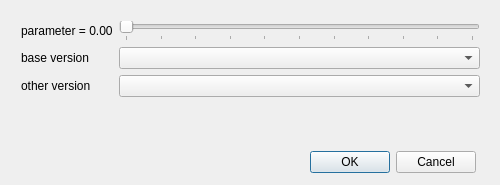
The window that ros2/src/visualization/march_rqt_gait_version_tool/resource/parametric_pop_up.ui (project-march/ProjectMarch) describes before a commit, drawn with Qt 5.
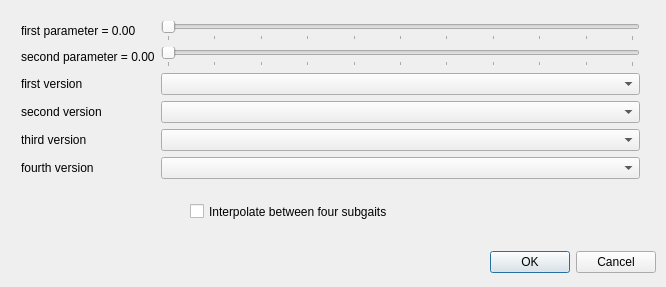
The same window after the commit.

Patch:
```diff
--- a/ros2/src/visualization/march_rqt_gait_version_tool/resource/parametric_pop_up.ui
+++ b/ros2/src/visualization/march_rqt_gait_version_tool/resource/parametric_pop_up.ui
@@ -9,8 +9,8 @@
    <rect>
     <x>0</x>
     <y>0</y>
-    <width>500</width>
-    <height>185</height>
+    <width>666</width>
+    <height>287</height>
    </rect>
   </property>
   <property name="minimumSize">
@@ -36,8 +36,8 @@
     <rect>
      <x>10</x>
      <y>10</y>
-     <width>481</width>
-     <height>121</height>
+     <width>641</width>
+     <height>191</height>
     </rect>
    </property>
    <layout class="QFormLayout" name="formLayout">
@@ -53,7 +53,7 @@
        <string extracomment="The parameter decides 'how much' of the base version is done. ">The parameter decides 'how much' of the base version is done. </string>
       </property>
       <property name="text">
-       <string>parameter = 0.00</string>
+       <string>first parameter = 0.00</string>
       </property>
      </widget>
     </item>
@@ -88,14 +88,32 @@
        <string extracomment="The parametric subgait would result to this version if the parameter is 0%.">The parametric subgait would result to this version if the parameter is 0%.</string>
       </property>
       <property name="text">
-       <string>base version</string>
+       <string>second parameter = 0.00</string>
       </property>
      </widget>
     </item>
     <item row="1" column="1">
-     <widget class="QComboBox" name="baseVersionComboBox">
+     <widget class="QSlider" name="secondParameterSlider">
       <property name="toolTip">
-       <string extracomment="The parametric subgait would result in this version if the parameter is 0%.">The parametric subgait would result in this version if the parameter is 0%.</string>
+       <string extracomment="The parameter decides 'how much' of the base version is done. ">The parameter decides 'how much' of the base version is done. </string>
+      </property>
+      <property name="whatsThis">
+       <string>ello</string>
+      </property>
+      <property name="maximum">
+       <number>100</number>
+      </property>
+      <property name="singleStep">
+       <number>1</number>
+      </property>
+      <property name="orientation">
+       <enum>Qt::Horizontal</enum>
+      </property>
+      <property name="tickPosition">
+       <enum>QSlider::TicksBelow</enum>
+      </property>
+      <property name="tickInterval">
+       <number>10</number>
       </property>
      </widget>
     </item>
@@ -105,12 +123,63 @@
        <string extracomment="The parametric subgait would result in this version if the parameter is 100%.">The parametric subgait would result in this version if the parameter is 100%.</string>
       </property>
       <property name="text">
-       <string>other version</string>
+       <string>first version</string>
       </property>
      </widget>
     </item>
     <item row="2" column="1">
-     <widget class="QComboBox" name="otherVersionComboBox">
+     <widget class="QComboBox" name="firstVersionComboBox">
+      <property name="toolTip">
+       <string extracomment="The parametric subgait would result in this version if the parameter is 0%.">The parametric subgait would result in this version if the parameter is 0%.</string>
+      </property>
+     </widget>
+    </item>
+    <item row="3" column="0">
+     <widget class="QLabel" name="secondVersionLabel">
+      <property name="toolTip">
+       <string extracomment="The parametric subgait would result in this version if the parameter is 100%.">The parametric subgait would result in this version if the parameter is 100%.</string>
+      </property>
+      <property name="text">
+       <string>second version</string>
+      </property>
+     </widget>
+    </item>
+    <item row="3" column="1">
+     <widget class="QComboBox" name="secondVersionComboBox">
+      <property name="toolTip">
+       <string extracomment="The parametric subgait would result to this version if the parameter is 100%.">The parametric subgait would result to this version if the parameter is 100%.</string>
+      </property>
+     </widget>
+    </item>
+    <item row="4" column="0">
+     <widget class="QLabel" name="thirdVersionLabel">
+      <property name="toolTip">
+       <string extracomment="The parametric subgait would result in this version if the parameter is 100%.">The parametric subgait would result in this version if the parameter is 100%.</string>
+      </property>
+      <property name="text">
+       <string>third version</string>
+      </property>
+     </widget>
+    </item>
+    <item row="4" column="1">
+     <widget class="QComboBox" name="thirdVersionComboBox">
+      <property name="toolTip">
+       <string extracomment="The parametric subgait would result to this version if the parameter is 100%.">The parametric subgait would result to this version if the parameter is 100%.</string>
+      </property>
+     </widget>
+    </item>
+    <item row="5" column="0">
+     <widget class="QLabel" name="fourthVersionLabel">
+      <property name="toolTip">
+       <string extracomment="The parametric subgait would result in this version if the parameter is 100%.">The parametric subgait would result in this version if the parameter is 100%.</string>
+      </property>
+      <property name="text">
+       <string>fourth version</string>
+      </property>
+     </widget>
+    </item>
+    <item row="5" column="1">
+     <widget class="QComboBox" name="fourthVersionComboBox">
       <property name="toolTip">
        <string extracomment="The parametric subgait would result to this version if the parameter is 100%.">The parametric subgait would result to this version if the parameter is 100%.</string>
       </property>
@@ -121,8 +190,8 @@
   <widget class="QDialogButtonBox" name="buttonBox">
    <property name="geometry">
     <rect>
-     <x>310</x>
-     <y>150</y>
+     <x>490</x>
+     <y>250</y>
      <width>166</width>
      <height>25</height>
     </rect>
@@ -131,6 +200,19 @@
     <set>QDialogButtonBox::Cancel|QDialogButtonBox::Ok</set>
    </property>
   </widget>
+  <widget class="QCheckBox" name="fourSubgaitInterpolation">
+   <property name="geometry">
+    <rect>
+     <x>190</x>
+     <y>200</y>
+     <width>431</width>
+     <height>23</height>
+    </rect>
+   </property>
+   <property name="text">
+    <string>Interpolate between four subgaits</string>
+   </property>
+  </widget>
  </widget>
  <layoutdefault spacing="6" margin="11"/>
  <resources/>
```
Left out of the diff: 12 changed lines with no effect on the pictures.
